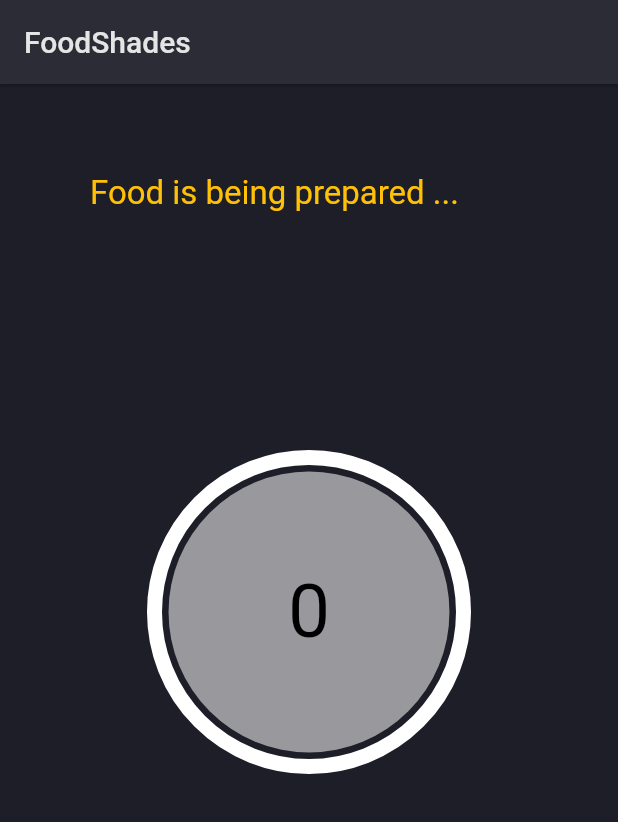
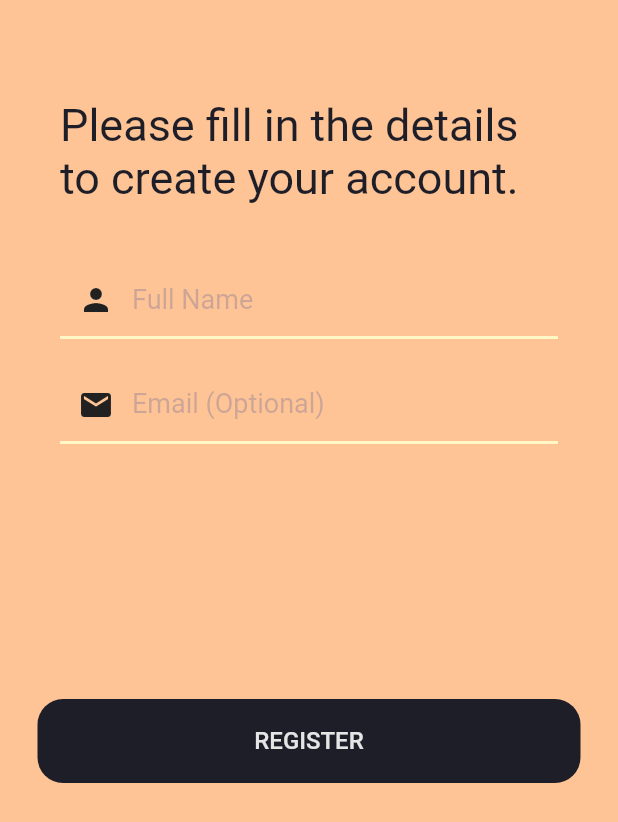
Before and after one commit to Simran2000-jpg/FoodShades, a Flutter app: the screen it shows after launch, on a phone screen of 412 x 824 dp. Shown: the top 822 px of the screen. Run offline on Flutter 3.47's test engine with Material 2 defaults, Android fonts, the phone set to English and light mode, and no system bars; drawn by our look-alikes of circular_countdown_timer; our stand-ins replace awesome_notifications, firebase_auth, firebase_core, rflutter_alert; missing offline and left inert: razorpay_flutter; accounts and stored records are empty; Roboto replaces fonts that are missing (Montserrat Bold, Montserrat Medium, Montserrat SemiBold).

Commit message:
Added skeleton for SignUpPage, removed razorpay errors.

```diff
--- a/shades_food/lib/main.dart
+++ b/shades_food/lib/main.dart
@@ -1,6 +1,7 @@
 import 'package:awesome_notifications/awesome_notifications.dart';
 import 'package:firebase_core/firebase_core.dart';
 import 'package:flutter/material.dart';
+import 'package:shades_food/screens/auth/SignUpPage.dart';
 
 import 'order.dart';
 
@@ -38,7 +39,7 @@ class MyApp extends StatelessWidget {
         //test for git
         visualDensity: VisualDensity.adaptivePlatformDensity,
       ),
-      home: OrderPage(),
+      home: SignUpPage(),
     );
   }
 }
--- /dev/null
+++ b/shades_food/lib/screens/auth/SignUpPage.dart
@@ -0,0 +1,192 @@
+import 'package:firebase_auth/firebase_auth.dart';
+import 'package:flutter/material.dart';
+
+class SignUpPage extends StatefulWidget {
+  const SignUpPage({Key? key}) : super(key: key);
+
+  @override
+  _SignUpPageState createState() => _SignUpPageState();
+}
+
+class _SignUpPageState extends State<SignUpPage> {
+  // FirebaseAuth _auth = FirebaseAuth.instance;
+  // final database
+
+  // void updateData(String email, String name) {
+  //   try {
+  //     databaseReference.collection('users').document(getUId()).updateData({
+  //       'email': email,
+  //       'name': name,
+  //       'isLender': false,
+  //     });
+  //   } catch (e) {
+  //     print(e.toString());
+  //   }
+  // }
+
+  final GlobalKey<FormState> _formkey = GlobalKey<FormState>();
+  TextEditingController nameController = new TextEditingController();
+  TextEditingController emailController = new TextEditingController();
+
+  late String _name, _email;
+
+  // String emailValidator(String value) {
+  //   //to check email
+  //   Pattern pattern =
+  //       r'^(([^<>()[\]\\.,;:\s@\"]+(\.[^<>()[\]\\.,;:\s@\"]+)*)|(\".+\"))@((\[[0-9]{1,3}\.[0-9]{1,3}\.[0-9]{1,3}\.[0-9]{1,3}\])|(([a-zA-Z\-0-9]+\.)+[a-zA-Z]{2,}))$';
+  //   // ignore: unnecessary_new
+  //   RegExp regex = new RegExp(pattern);
+  //   if (!regex.hasMatch(value)) {
+  //     return 'Email format is invalid';
+  //   } else {
+  //     return null;
+  //   }
+  // }
+
+  @override
+  void dispose() {
+    // TODO: implement dispose
+    super.dispose();
+    nameController.dispose();
+    emailController.dispose();
+  }
+
+  @override
+  Widget build(BuildContext context) {
+    return Scaffold(
+      appBar: AppBar(
+        // toolbarHeight: 35,
+        backgroundColor: Color(0xFFFFC495),
+        iconTheme: IconThemeData(
+          color: Color(0xFF1E1E29),
+        ),
+        elevation: 0,
+      ),
+      backgroundColor: Color(0xFFFFC495),
+      body: SingleChildScrollView(
+        child: Column(
+          crossAxisAlignment: CrossAxisAlignment.stretch,
+          children: [
+            Container(
+              alignment: Alignment.center,
+              margin: EdgeInsets.fromLTRB(40, 10, 40, 0),
+              child: Text(
+                "Please fill in the details to create your account.",
+                textAlign: TextAlign.left,
+                style: TextStyle(
+                  fontFamily: 'Montserrat SemiBold',
+                  color: Color(0xFF1E1E29),
+                  fontSize: 30,
+                ),
+              ),
+            ),
+            Container(
+              margin: EdgeInsets.fromLTRB(40, 40, 40, 0),
+              child: Form(
+                key: _formkey,
+                child: Column(
+                  children: [
+                    Container(
+                      decoration: BoxDecoration(
+                          border: Border(
+                              bottom: BorderSide(
+                                  color: Color(0xFFFFF7C6), width: 2))),
+                      child: TextFormField(
+                        style: TextStyle(
+                            fontFamily: "Montserrat Medium",
+                            fontSize: 19,
+                            color: Color(0xFF1E1E29)),
+                        // validator: nameValidator,
+                        controller: nameController,
+                        decoration: InputDecoration(
+                            prefixIcon: Icon(
+                              Icons.person,
+                              color: Color(0xFF212121),
+                            ),
+                            hintText: "Full Name",
+                            hintStyle: TextStyle(
+                                fontFamily: "Montserrat Medium",
+                                fontSize: 18,
+                                color: Color(0xFF45455199)),
+                            border: InputBorder.none),
+                      ),
+                    ),
+                    SizedBox(
+                      height: 20,
+                    ),
+                    Container(
+                      decoration: BoxDecoration(
+                          border: Border(
+                              bottom: BorderSide(
+                                  color: Color(0xFFFFF7C6), width: 2))),
+                      child: TextFormField(
+                        style: TextStyle(
+                            fontFamily: "Montserrat Medium",
+                            fontSize: 18,
+                            color: Color(0xFF1E1E29)),
+                        // validator: emailValidator,
+                        controller: emailController,
+                        decoration: InputDecoration(
+                            prefixIcon: Icon(
+                              Icons.email,
+                              color: Color(0xFF212121),
+                            ),
+                            hintText: "Email (Optional)",
+                            hintStyle: TextStyle(
+                                fontFamily: "Montserrat Medium",
+                                fontSize: 18,
+                                color: Color(0xFF45455199)),
+                            border: InputBorder.none),
+                      ),
+                    ),
+                  ],
+                ),
+              ),
+            ),
+            Container(
+              margin: EdgeInsets.fromLTRB(40, 10, 40, 0),
+            ),
+            Container(
+                height: 56,
+                decoration: BoxDecoration(
+                  //to decorate box with circular edges
+                  borderRadius: BorderRadius.circular(17),
+                  color: Color(0xFF1E1E29),
+                ),
+                margin: EdgeInsets.fromLTRB(25, 160, 25, 20),
+                child: FlatButton(
+                  onPressed: () {
+                    _email = emailController.text.toString();
+                    _name = nameController.text.toString();
+
+                    //inputData;
+                    // updateData(_email, _name);
+
+                    // print("Email: " + emailController.text.toString());
+                    // print("name: " + nameController.text.toString());
+                    // Toast.show("Incomplete!", context,
+                    //     duration: Toast.LENGTH_SHORT);
+
+                    // Navigator.of(context).pop();
+                    // Map user = {
+                    //   'email': this._email,
+                    //   'name': this._name
+                    // };
+                    //crudObj.addData(userData);
+                    // obj.storeNewUSer(user,context);
+
+                    // return Navigator.push(context,
+                    //     MaterialPageRoute(builder: (context) => MapsPage()));
+                  },
+                  child: Text("REGISTER",
+                      style: TextStyle(
+                          fontSize: 16,
+                          fontFamily: 'Montserrat SemiBold',
+                          color: Color(0xFFE5E5E5))),
+                )),
+          ],
+        ),
+      ),
+    );
+  }
+}
--- a/shades_food/pubspec.yaml
+++ b/shades_food/pubspec.yaml
@@ -65,9 +65,9 @@ flutter:
   uses-material-design: true
 
   # To add assets to your application, add an assets section, like this:
-  assets:
-    - assets/images/
-    - assets/icons/
+  # assets:
+    # - assets/images/
+    # - assets/icons/
   # An image asset can refer to one or more resolution-specific "variants", see
   # https://flutter.dev/assets-and-images/#resolution-aware.
 
```
Also changed, not shown: 1 other file.
